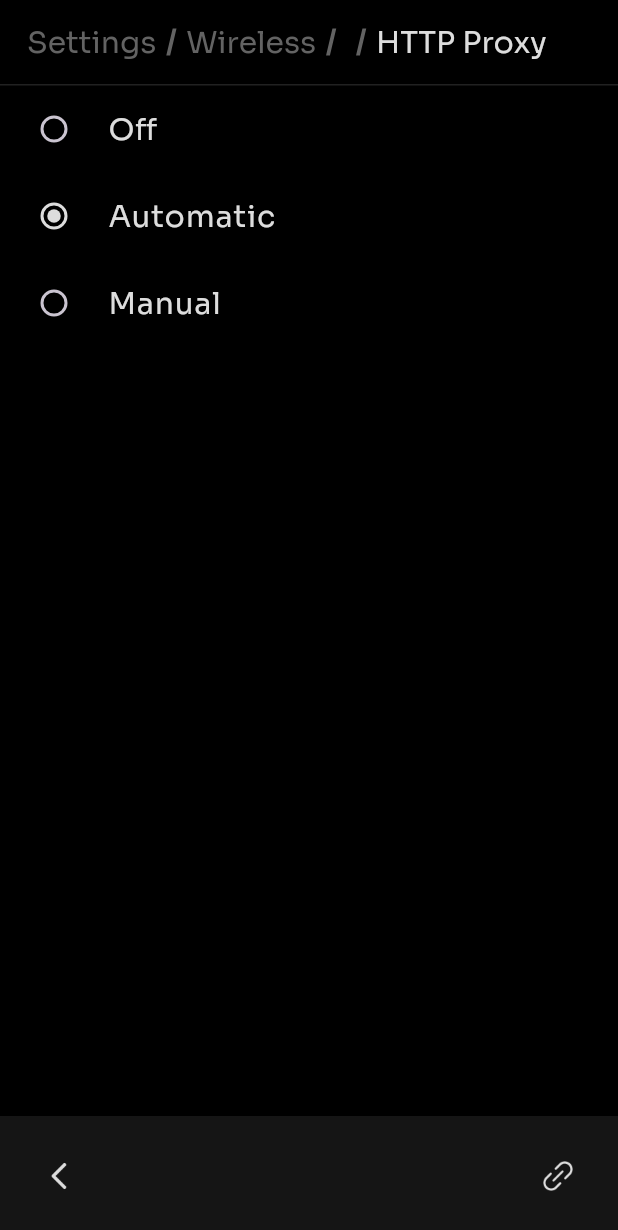
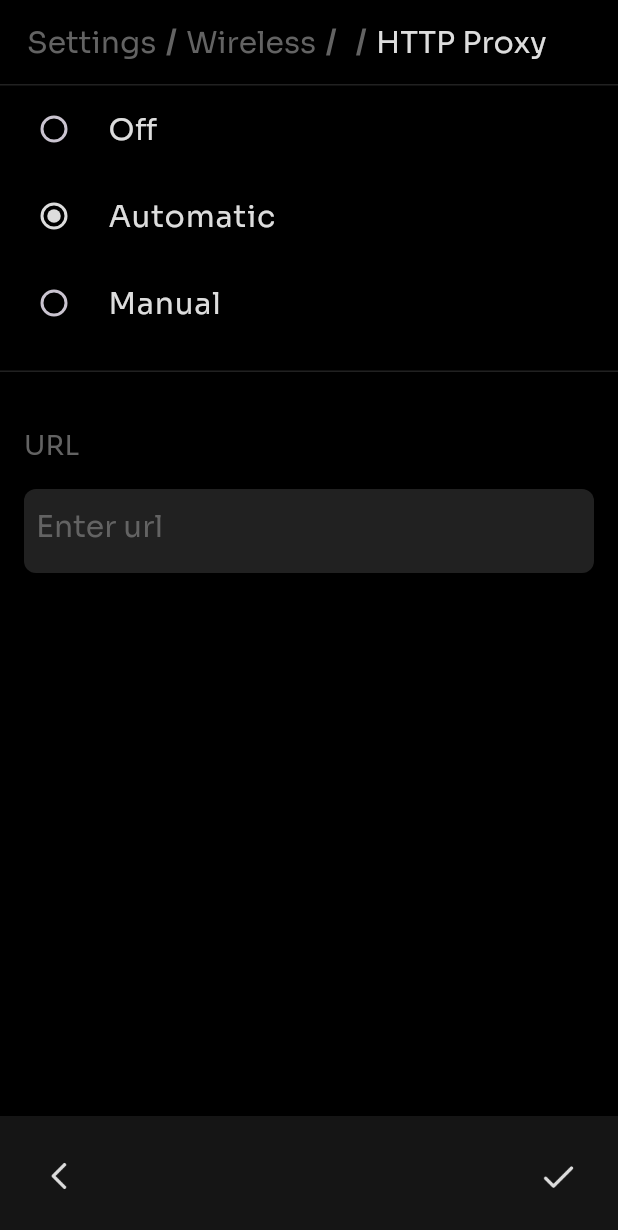
Before and after one commit to yogitah-mecha/mechanix-settings, a Flutter app: the ProxyScreen screen opened directly with empty values, after a tap on "Automatic", on a phone screen of 412 x 824 dp. Shown: the top 1230 px of the screen. Run offline on Flutter 3.47's test engine with Material 3 defaults, Android fonts, the phone set to English and light mode, and no system bars; our stand-ins replace equatable, flutter_bloc.

Commit message:
chore : proxy ui update

```diff
--- a/lib/core/constants/icons.dart
+++ b/lib/core/constants/icons.dart
@@ -35,4 +35,5 @@ class SettingIcons {
 
   static const String connect = 'assets/images/connect.png';
   static const String delete = 'assets/images/delete.png';
+  static const String check = 'assets/images/check.png';
 }
--- a/lib/features/wireless/data/models/wifi_network.dart
+++ b/lib/features/wireless/data/models/wifi_network.dart
@@ -24,6 +24,12 @@ class WifiNetwork extends Equatable {
   final List<String> dnsServers;
 
   final ProxyType proxyConfigType;
+  final String proxyUrl;
+  final String proxyServer;
+  final String proxyPort;
+  final bool proxyUseAuth;
+  final String proxyUsername;
+  final String proxyPassword;
   final String wirelessAddress;
 
   const WifiNetwork({
@@ -47,6 +53,12 @@ class WifiNetwork extends Equatable {
       "2405:201:2029:f84b:c3d:dbdf:fe9f",
     ],
     this.proxyConfigType = ProxyType.off,
+    this.proxyUrl = '',
+    this.proxyServer = '',
+    this.proxyPort = '',
+    this.proxyUseAuth = false,
+    this.proxyUsername = '',
+    this.proxyPassword = '',
     this.wirelessAddress = "62:C5:7D:EB:85:66",
   });
 
@@ -73,6 +85,12 @@ class WifiNetwork extends Equatable {
     DNSConfigType? dnsConfigType,
     List<String>? dnsServers,
     ProxyType? proxyConfigType,
+    String? proxyUrl,
+    String? proxyServer,
+    String? proxyPort,
+    bool? proxyUseAuth,
+    String? proxyUsername,
+    String? proxyPassword,
     String? wirelessAddress,
   }) {
     return WifiNetwork(
@@ -95,6 +113,12 @@ class WifiNetwork extends Equatable {
       dnsConfigType: dnsConfigType ?? this.dnsConfigType,
       dnsServers: dnsServers ?? this.dnsServers,
       proxyConfigType: proxyConfigType ?? this.proxyConfigType,
+      proxyUrl: proxyUrl ?? this.proxyUrl,
+      proxyServer: proxyServer ?? this.proxyServer,
+      proxyPort: proxyPort ?? this.proxyPort,
+      proxyUseAuth: proxyUseAuth ?? this.proxyUseAuth,
+      proxyUsername: proxyUsername ?? this.proxyUsername,
+      proxyPassword: proxyPassword ?? this.proxyPassword,
       wirelessAddress: wirelessAddress ?? this.wirelessAddress,
     );
   }
@@ -118,6 +142,12 @@ class WifiNetwork extends Equatable {
     dnsConfigType,
     dnsServers,
     proxyConfigType,
+    proxyUrl,
+    proxyServer,
+    proxyPort,
+    proxyUseAuth,
+    proxyUsername,
+    proxyPassword,
     wirelessAddress,
   ];
 }
--- a/lib/features/wireless/presentation/widgets/network_details/proxy.dart
+++ b/lib/features/wireless/presentation/widgets/network_details/proxy.dart
@@ -1,19 +1,16 @@
 import 'package:flutter/material.dart';
-import 'package:mechanix_settings/core/theme/app_theme.dart';
 import 'package:mechanix_settings/core/utils/enums.dart';
-import 'package:mechanix_settings/core/widgets/breadcrumbs.dart';
-import 'package:mechanix_settings/core/widgets/custom_divider.dart';
 import 'package:mechanix_settings/core/widgets/bottom_bar/bottom_bar.dart';
 import 'package:mechanix_settings/core/widgets/custom_icon_button.dart';
 import 'package:mechanix_settings/core/constants/icons.dart';
 import 'package:mechanix_settings/features/wireless/data/models/wifi_network.dart';
-import 'package:mechanix_settings/features/wireless/presentation/screens/network_detail.dart';
-import 'package:mechanix_settings/l10n/app_localizations.dart';
+import 'package:mechanix_settings/features/wireless/presentation/widgets/proxy/proxy_app_bar.dart';
+import 'package:mechanix_settings/features/wireless/presentation/widgets/proxy/proxy_body.dart';
 
 class ProxyScreen extends StatefulWidget {
   final WifiNetwork network;
   final ProxyType currentConfig;
-  final ValueChanged<ProxyType> onSaved;
+  final ValueChanged<Map<String, dynamic>> onSaved;
 
   const ProxyScreen({
     super.key,
@@ -29,103 +26,114 @@ class ProxyScreen extends StatefulWidget {
 class _ProxyScreenState extends State<ProxyScreen> {
   late ProxyType _configType;
 
+  late final TextEditingController _urlController;
+  late final TextEditingController _serverController;
+  late final TextEditingController _portController;
+  late final TextEditingController _usernameController;
+  late final TextEditingController _passwordController;
+
+  final FocusNode _urlFocus = FocusNode();
+  final FocusNode _serverFocus = FocusNode();
+  final FocusNode _portFocus = FocusNode();
+  final FocusNode _usernameFocus = FocusNode();
+  final FocusNode _passwordFocus = FocusNode();
+
+  late bool _useAuth;
+
   final ScrollController _breadcrumbController = ScrollController();
 
   @override
   void initState() {
     super.initState();
     _configType = widget.currentConfig;
+
+    _urlController = TextEditingController(text: widget.network.proxyUrl);
+    _serverController = TextEditingController(text: widget.network.proxyServer);
+    _portController = TextEditingController(text: widget.network.proxyPort);
+    _usernameController = TextEditingController(
+      text: widget.network.proxyUsername,
+    );
+    _passwordController = TextEditingController(
+      text: widget.network.proxyPassword,
+    );
+
+    _useAuth = widget.network.proxyUseAuth;
   }
 
   @override
   void dispose() {
+    _urlController.dispose();
+    _serverController.dispose();
+    _portController.dispose();
+    _usernameController.dispose();
+    _passwordController.dispose();
+
+    _urlFocus.dispose();
+    _serverFocus.dispose();
+    _portFocus.dispose();
+    _usernameFocus.dispose();
+    _passwordFocus.dispose();
+
     _breadcrumbController.dispose();
     super.dispose();
   }
 
   void _saveAndPop() {
-    widget.onSaved(_configType);
+    widget.onSaved({
+      'config': _configType,
+      'url': _urlController.text.trim(),
+      'server': _serverController.text.trim(),
+      'port': _portController.text.trim(),
+      'useAuth': _useAuth,
+      'username': _usernameController.text.trim(),
+      'password': _passwordController.text.trim(),
+    });
     Navigator.of(context).pop();
   }
 
   @override
   Widget build(BuildContext context) {
-    final l10n = AppLocalizations.of(context)!;
-
     return Scaffold(
-      appBar: AppBar(
-        scrolledUnderElevation: 0,
-        elevation: 0,
-        backgroundColor: Colors.transparent,
-        automaticallyImplyLeading: false,
-        title: AppBreadcrumbs(
+      appBar: ProxyAppBar(
+        network: widget.network,
         scrollController: _breadcrumbController,
-          items: [
-            BreadcrumbItem(
-              label: l10n.settings,
-              onTap: () {
-                _saveAndPop();
-                Navigator.of(context).popUntil((route) => route.isFirst);
+      ),
+      body: ProxyBody(
+        configType: _configType,
+        onConfigChanged: (value) {
+          setState(() => _configType = value);
         },
-            ),
-            BreadcrumbItem(
-              label: l10n.wireless,
-              onTap: () {
-                _saveAndPop();
-                Navigator.of(context).pop();
+        urlController: _urlController,
+        serverController: _serverController,
+        portController: _portController,
+        usernameController: _usernameController,
+        passwordController: _passwordController,
+        urlFocus: _urlFocus,
+        serverFocus: _serverFocus,
+        portFocus: _portFocus,
+        usernameFocus: _usernameFocus,
+        passwordFocus: _passwordFocus,
+        useAuth: _useAuth,
+        onAuthChanged: (value) {
+          setState(() => _useAuth = value);
         },
-            ),
-            BreadcrumbItem(label: widget.network.name, onTap: _saveAndPop),
-            BreadcrumbItem(label: l10n.httpProxy),
-          ],
-        ),
-        bottom: const PreferredSize(
-          preferredSize: Size.fromHeight(1),
-          child: CustomDivider(verticalPadding: 0),
-        ),
-      ),
-      body: SingleChildScrollView(
-        child: RadioGroup<ProxyType>(
-          groupValue: _configType,
-          onChanged: (value) {
-            if (value != null) {
-              setState(() {
-                _configType = value;
-              });
-            }
-          },
-          child: Column(
-            children: [
-              ...ProxyType.values.map(
-                (proxyType) => RadioListTile<ProxyType>(
-                  value: proxyType,
-                  activeColor: AppColors.onSurface,
-                  minTileHeight: 58,
-                  title: Text(
-                    proxyType.label(l10n),
-                    style: Theme.of(context).textTheme.bodyLarge,
-                  ),
-                ),
-              ),
-            ],
-          ),
-        ),
       ),
       bottomNavigationBar: BottomBar(
         leading: CustomIconButton.asset(
           assetPath: SettingIcons.back,
           enabled: true,
-          onPressed: _saveAndPop,
+          onPressed: () {
+            Navigator.of(context).pop();
+          },
         ),
-
-        trailing: [
+        trailing: _configType == ProxyType.off
+            ? []
+            : [
                 CustomIconButton.asset(
-            assetPath: SettingIcons.connect,
+                  assetPath: SettingIcons.check,
                   enabled: true,
                   onPressed: () {
-              connectToNetwork(context, widget.network);
                     _saveAndPop();
-              Navigator.of(context).pop();
                   },
                 ),
               ],
--- /dev/null
+++ b/lib/features/wireless/presentation/widgets/proxy/proxy_app_bar.dart
@@ -0,0 +1,60 @@
+import 'package:flutter/material.dart';
+import 'package:mechanix_settings/core/widgets/breadcrumbs.dart';
+import 'package:mechanix_settings/core/widgets/custom_divider.dart';
+import 'package:mechanix_settings/features/wireless/data/models/wifi_network.dart';
+import 'package:mechanix_settings/l10n/app_localizations.dart';
+
+class ProxyAppBar extends StatelessWidget implements PreferredSizeWidget {
+  final WifiNetwork network;
+  final ScrollController scrollController;
+
+  const ProxyAppBar({
+    super.key,
+    required this.network,
+    required this.scrollController,
+  });
+
+  @override
+  Widget build(BuildContext context) {
+    final l10n = AppLocalizations.of(context)!;
+
+    return AppBar(
+      scrolledUnderElevation: 0,
+      elevation: 0,
+      backgroundColor: Colors.transparent,
+      automaticallyImplyLeading: false,
+      title: AppBreadcrumbs(
+        scrollController: scrollController,
+        items: [
+          BreadcrumbItem(
+            label: l10n.settings,
+            onTap: () {
+              Navigator.of(context).popUntil((route) => route.isFirst);
+            },
+          ),
+          BreadcrumbItem(
+            label: l10n.wireless,
+            onTap: () {
+              Navigator.of(context).pop();
+              Navigator.of(context).pop();
+            },
+          ),
+          BreadcrumbItem(
+            label: network.name,
+            onTap: () {
+              Navigator.of(context).pop();
+            },
+          ),
+          BreadcrumbItem(label: l10n.httpProxy),
+        ],
+      ),
+      bottom: const PreferredSize(
+        preferredSize: Size.fromHeight(1),
+        child: CustomDivider(verticalPadding: 0),
+      ),
+    );
+  }
+
+  @override
+  Size get preferredSize => const Size.fromHeight(kToolbarHeight + 1);
+}
--- /dev/null
+++ b/lib/features/wireless/presentation/widgets/proxy/proxy_body.dart
@@ -0,0 +1,186 @@
+import 'dart:ui';
+
+import 'package:flutter/material.dart';
+import 'package:mechanix_settings/core/theme/app_theme.dart';
+import 'package:mechanix_settings/core/utils/enums.dart';
+import 'package:mechanix_settings/core/widgets/custom_divider.dart';
+import 'package:mechanix_settings/core/widgets/custom_switch.dart';
+import 'package:mechanix_settings/core/widgets/custom_text_field.dart';
+import 'package:mechanix_settings/features/wireless/presentation/widgets/wireless_settings/settings_section_header.dart';
+import 'package:mechanix_settings/l10n/app_localizations.dart';
+
+class ProxyBody extends StatelessWidget {
+  final ProxyType configType;
+  final ValueChanged<ProxyType> onConfigChanged;
+
+  final TextEditingController urlController;
+  final TextEditingController serverController;
+  final TextEditingController portController;
+  final TextEditingController usernameController;
+  final TextEditingController passwordController;
+
+  final FocusNode urlFocus;
+  final FocusNode serverFocus;
+  final FocusNode portFocus;
+  final FocusNode usernameFocus;
+  final FocusNode passwordFocus;
+
+  final bool useAuth;
+  final ValueChanged<bool> onAuthChanged;
+
+  const ProxyBody({
+    super.key,
+    required this.configType,
+    required this.onConfigChanged,
+    required this.urlController,
+    required this.serverController,
+    required this.portController,
+    required this.usernameController,
+    required this.passwordController,
+    required this.urlFocus,
+    required this.serverFocus,
+    required this.portFocus,
+    required this.usernameFocus,
+    required this.passwordFocus,
+    required this.useAuth,
+    required this.onAuthChanged,
+  });
+
+  @override
+  Widget build(BuildContext context) {
+    final l10n = AppLocalizations.of(context)!;
+
+    return ScrollConfiguration(
+      behavior: ScrollConfiguration.of(context).copyWith(
+        dragDevices: {PointerDeviceKind.touch, PointerDeviceKind.mouse},
+      ),
+      child: SingleChildScrollView(
+        child: Column(
+          crossAxisAlignment: CrossAxisAlignment.start,
+          children: [
+            RadioGroup<ProxyType>(
+              groupValue: configType,
+              onChanged: (value) {
+                if (value != null) {
+                  onConfigChanged(value);
+                }
+              },
+              child: Column(
+                children: ProxyType.values
+                    .map(
+                      (proxyType) => RadioListTile<ProxyType>(
+                        value: proxyType,
+                        activeColor: AppColors.onSurface,
+                        minTileHeight: 58,
+                        title: Text(
+                          proxyType.label(l10n),
+                          style: Theme.of(context).textTheme.bodyLarge,
+                        ),
+                      ),
+                    )
+                    .toList(),
+              ),
+            ),
+
+            if (configType != ProxyType.off)
+              const CustomDivider(verticalPadding: 16),
+
+            if (configType == ProxyType.automatic) ...[
+              SettingsSectionHeader(title: l10n.proxyUrl),
+              const SizedBox(height: 8),
+              Padding(
+                padding: const EdgeInsets.symmetric(horizontal: 16),
+                child: CustomTextField(
+                  controller: urlController,
+                  focusNode: urlFocus,
+                  hintText: l10n.proxyEnterUrl,
+                  keyboardType: TextInputType.url,
+                  textInputAction: TextInputAction.done,
+                ),
+              ),
+            ],
+
+            if (configType == ProxyType.manual) ...[
+              SettingsSectionHeader(title: l10n.proxyServer),
+              const SizedBox(height: 8),
+              Padding(
+                padding: const EdgeInsets.symmetric(horizontal: 16),
+                child: CustomTextField(
+                  controller: serverController,
+                  focusNode: serverFocus,
+                  nextFocusNode: portFocus,
+                  hintText: l10n.proxyEnterServer,
+                  textInputAction: TextInputAction.next,
+                ),
+              ),
+
+              const SizedBox(height: 16),
+
+              SettingsSectionHeader(title: l10n.proxyPort),
+              const SizedBox(height: 8),
+              Padding(
+                padding: const EdgeInsets.symmetric(horizontal: 16),
+                child: CustomTextField(
+                  controller: portController,
+                  focusNode: portFocus,
+                  nextFocusNode: useAuth ? usernameFocus : null,
+                  hintText: l10n.proxyEnterPort,
+                  keyboardType: TextInputType.number,
+                  textInputAction: useAuth
+                      ? TextInputAction.next
+                      : TextInputAction.done,
+                ),
+              ),
+
+              const SizedBox(height: 16),
+
+              Padding(
+                padding: const EdgeInsets.symmetric(horizontal: 16),
+                child: Row(
+                  mainAxisAlignment: MainAxisAlignment.spaceBetween,
+                  children: [
+                    Text(
+                      l10n.proxyAuthentication,
+                      style: Theme.of(context).textTheme.bodyLarge,
+                    ),
+                    CustomSwitch(value: useAuth, onChanged: onAuthChanged),
+                  ],
+                ),
+              ),
+
+              if (useAuth) ...[
+                const SizedBox(height: 16),
+
+                Padding(
+                  padding: const EdgeInsets.symmetric(horizontal: 16),
+                  child: CustomTextField(
+                    controller: usernameController,
+                    focusNode: usernameFocus,
+                    nextFocusNode: passwordFocus,
+                    hintText: l10n.proxyUsername,
+                    textInputAction: TextInputAction.next,
+                  ),
+                ),
+
+                const SizedBox(height: 16),
+
+                Padding(
+                  padding: const EdgeInsets.symmetric(horizontal: 16),
+                  child: CustomTextField(
+                    controller: passwordController,
+                    focusNode: passwordFocus,
+                    hintText: l10n.proxyPassword,
+                    obscureText: true,
+                    textInputAction: TextInputAction.done,
+                  ),
+                ),
+              ],
+            ],
+
+            const SizedBox(height: 20),
+          ],
+        ),
+      ),
+    );
+  }
+}
--- a/lib/l10n/app_en.arb
+++ b/lib/l10n/app_en.arb
@@ -69,5 +69,14 @@
   "randomized": "Randomized",
   "connect" : "Connect",
   "forget" : "Forget",
-  "noSavedNetwork" : "No saved networks"
+  "noSavedNetwork" : "No saved networks",
+  "proxyUrl": "URL",
+  "proxyEnterUrl": "Enter url",
+  "proxyServer": "Server",
+  "proxyEnterServer": "Enter server",
+  "proxyPort": "Port",
+  "proxyEnterPort": "Enter port",
+  "proxyAuthentication": "Authentication",
+  "proxyUsername": "Username",
+  "proxyPassword": "Password"
 }
--- a/lib/l10n/app_localizations.dart
+++ b/lib/l10n/app_localizations.dart
@@ -459,6 +459,60 @@ abstract class AppLocalizations {
   /// In en, this message translates to:
   /// **'No saved networks'**
   String get noSavedNetwork;
+
+  /// No description provided for @proxyUrl.
+  ///
+  /// In en, this message translates to:
+  /// **'URL'**
+  String get proxyUrl;
+
+  /// No description provided for @proxyEnterUrl.
+  ///
+  /// In en, this message translates to:
+  /// **'Enter url'**
+  String get proxyEnterUrl;
+
+  /// No description provided for @proxyServer.
+  ///
+  /// In en, this message translates to:
+  /// **'Server'**
+  String get proxyServer;
+
+  /// No description provided for @proxyEnterServer.
+  ///
+  /// In en, this message translates to:
+  /// **'Enter server'**
+  String get proxyEnterServer;
+
+  /// No description provided for @proxyPort.
+  ///
+  /// In en, this message translates to:
+  /// **'Port'**
+  String get proxyPort;
+
+  /// No description provided for @proxyEnterPort.
+  ///
+  /// In en, this message translates to:
+  /// **'Enter port'**
+  String get proxyEnterPort;
+
+  /// No description provided for @proxyAuthentication.
+  ///
+  /// In en, this message translates to:
+  /// **'Authentication'**
+  String get proxyAuthentication;
+
+  /// No description provided for @proxyUsername.
+  ///
+  /// In en, this message translates to:
+  /// **'Username'**
+  String get proxyUsername;
+
+  /// No description provided for @proxyPassword.
+  ///
+  /// In en, this message translates to:
+  /// **'Password'**
+  String get proxyPassword;
 }
 
 class _AppLocalizationsDelegate
```
Also changed, not shown: lib/core/widgets/custom_switch.dart (added, +51 -0 lines), lib/features/wireless/presentation/widgets/network_details/network_details_body.dart (+10 -2 lines), lib/l10n/app_localizations_en.dart (+27 -0 lines), assets/images/check.png (added). Lines whose indentation alone changed are shown as unchanged.
